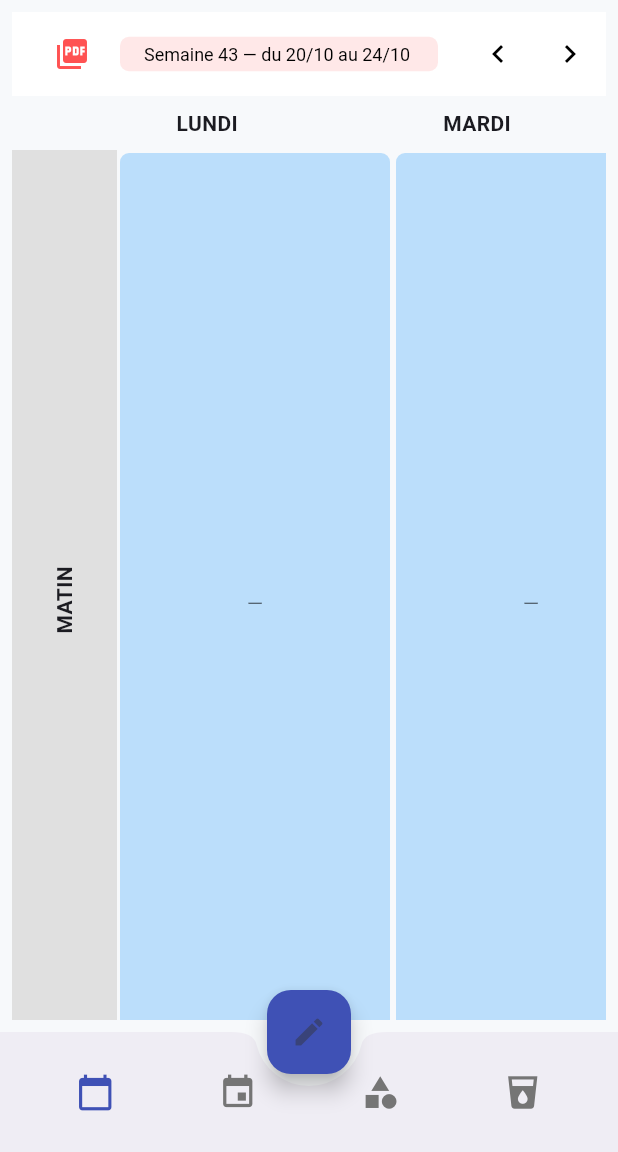
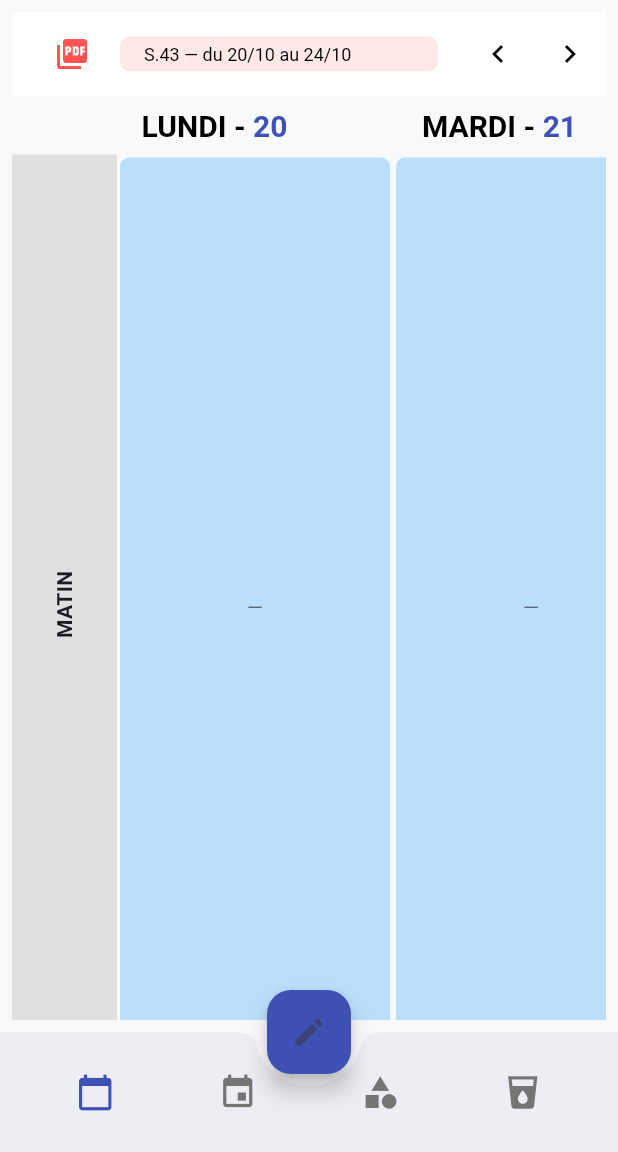
Before and after one commit to Web82-Thom/cleaning_schedule_demo, a Flutter app: the screen it shows once a user with an empty profile is signed in, on a phone screen of 412 x 824 dp, the part 84-1236 px from its top. Run offline on Flutter 3.47's test engine with Material 3 defaults, Android fonts, the phone set to English and light mode, and no system bars; our stand-ins replace cloud_firestore, firebase_auth, firebase_core, open_filex, pdf, share_plus and 1 more; accounts and stored records are empty.

Commit message:
changfe format date

```diff
--- a/lib/widgets/weekly_schedule_table_widget.dart
+++ b/lib/widgets/weekly_schedule_table_widget.dart
@@ -180,7 +180,7 @@ class _WeeklyScheduleTableWidgetState extends State<WeeklyScheduleTableWidget> {
   // ---------- Build Widget ----------
   @override
   Widget build(BuildContext context) {
-    final title = 'Semaine $_weekNumber — du ${DateFormat('dd/MM').format(_startOfWeek)} au ${DateFormat('dd/MM').format(_endOfWeek)}';
+    final title = 'S.$_weekNumber — du ${DateFormat('dd/MM').format(_startOfWeek)} au ${DateFormat('dd/MM').format(_endOfWeek)}';
 
     return StreamBuilder(
       stream: FirebaseFirestore.instance.collection('events')
@@ -330,20 +330,39 @@ class _WeeklyScheduleTableWidgetState extends State<WeeklyScheduleTableWidget> {
                         children: [
                           const SizedBox(width: 40),
                           ..._weekDays.map(
-                            (d) => Container(
-                              width: 180,
+                            (d) {
+                              final dayName = DateFormat('EEEE', 'fr_FR').format(d).toUpperCase();
+                              final dayNumber = DateFormat('d').format(d); // ex: "21"
+
+                              return Container(
+                                width: 190,
                                 alignment: Alignment.center,
                                 padding: const EdgeInsets.all(8),
-                              child: Text(
-                                DateFormat(
-                                  'EEEE',
-                                  'fr_FR',
-                                ).format(d).toUpperCase(),
+                                child: RichText(
+                                  textAlign: TextAlign.center,
+                                  text: TextSpan(
+                                    children: [
+                                      TextSpan(
+                                        text: '$dayName - ',
                                         style: const TextStyle(
                                           fontWeight: FontWeight.bold,
+                                          color: Colors.black,
+                                          fontSize: 20
                                         ),
                                       ),
+                                      TextSpan(
+                                        text: dayNumber,
+                                        style: const TextStyle(
+                                          fontWeight: FontWeight.w600,
+                                          color: Colors.indigo,
+                                          fontSize: 20,
                                         ),
+                                      ),
+                                    ],
+                                  ),
+                                ),
+                              );
+                            },
                           ),
                         ],
                       ),
```
Lines whose indentation alone changed are shown as unchanged.
